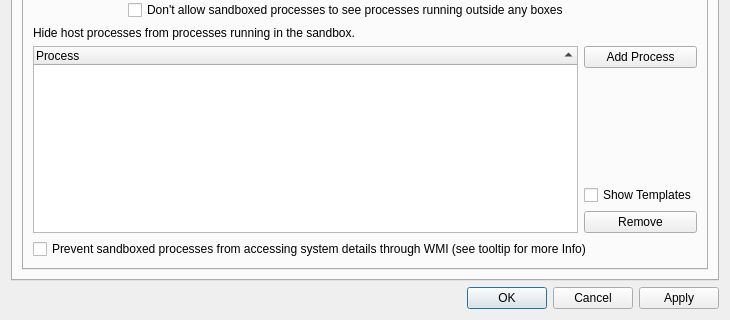
Above: SandboxiePlus/SandMan/Forms/OptionsWindow.ui from sandboxie-plus/Sandboxie before the change; both pictures show x 0 to 730 and y 202 to 522 of the 730 by 522 pixel window. Below: the same form after it.
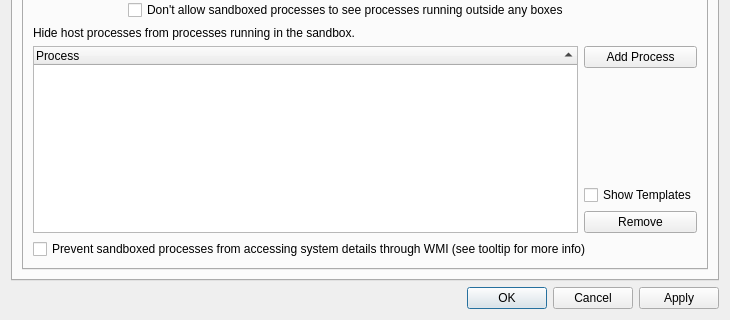
That is the form after the change. The open tabs and pages were chosen to show the change.

What changed in the file:
```diff
--- a/SandboxiePlus/SandMan/Forms/OptionsWindow.ui
+++ b/SandboxiePlus/SandMan/Forms/OptionsWindow.ui
@@ -4799,7 +4799,7 @@
                 <string>Some programs read system details through WMI (a Windows built-in database) instead of normal ways. For example, &quot;tasklist.exe&quot; could get full processes list even if &quot;HideOtherBoxes&quot; is opened through accessing WMI. Enable this option to stop this behaviour.</string>
                </property>
                <property name="text">
-                <string>Prevent sandboxed processes from accessing system details through WMI (see tooltip for more Info)</string>
+                <string>Prevent sandboxed processes from accessing system details through WMI (see tooltip for more info)</string>
                </property>
               </widget>
              </item>
```
Left out of the diff: 2 changed lines with no effect on the pictures.
